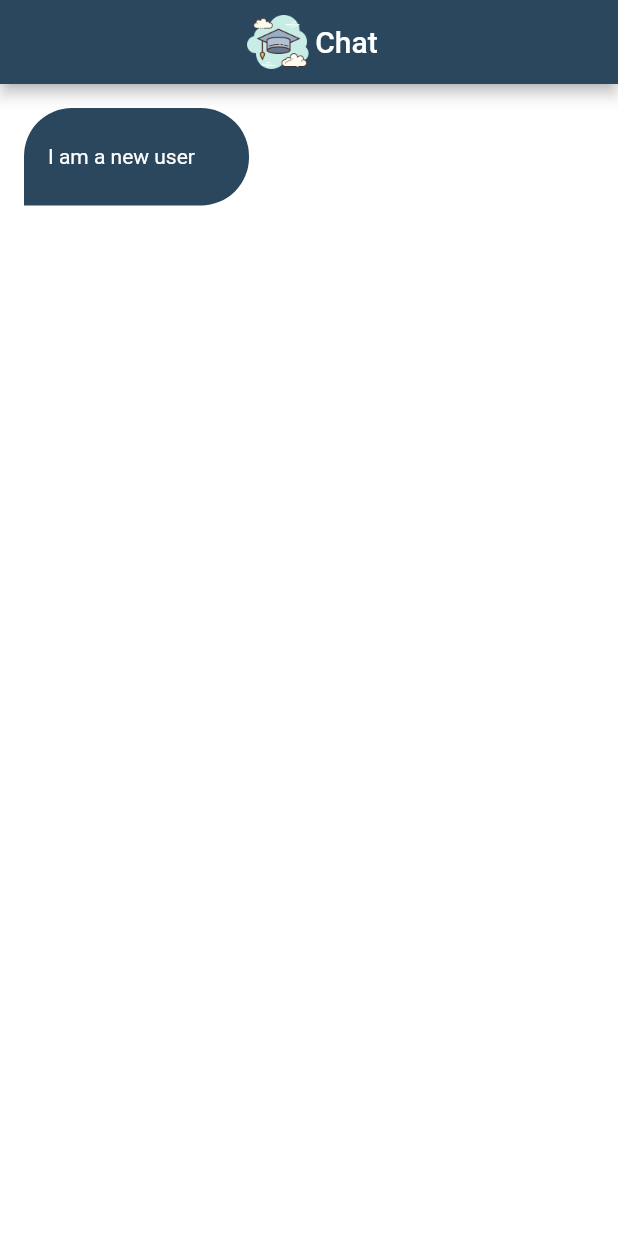
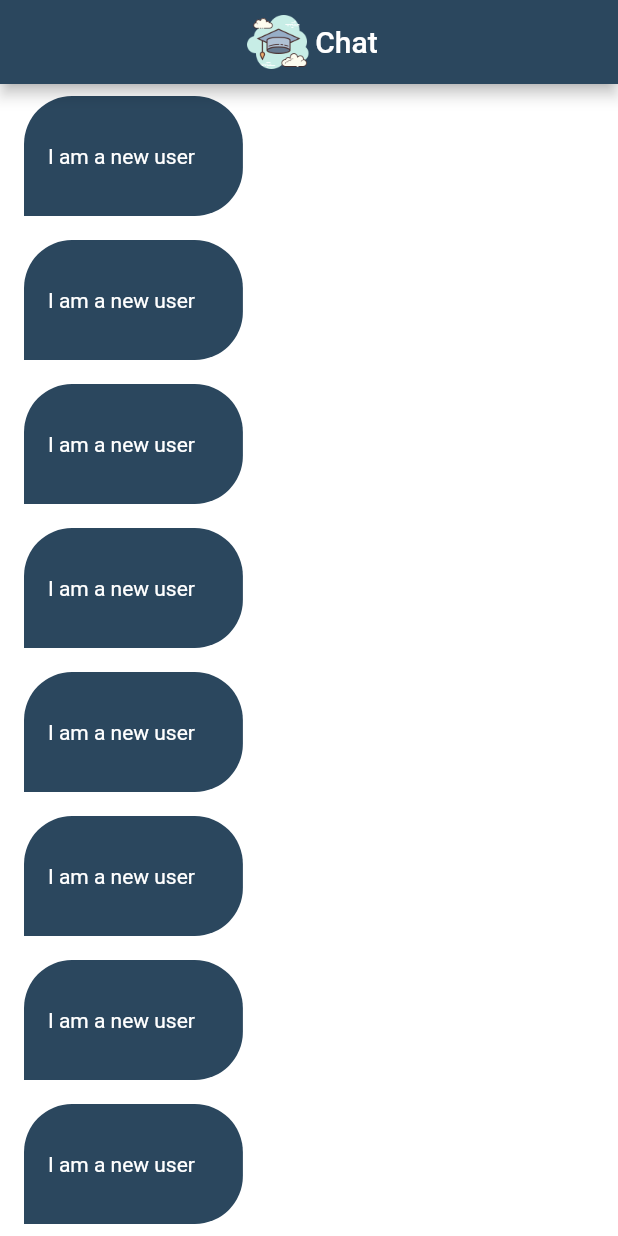
Before and after one commit to Fnmghaithi/scholar, a Flutter app: the ChatPage screen opened by its route, on a phone screen of 412 x 824 dp. Run offline on Flutter 3.47's test engine with Material 2 defaults, Android fonts, the phone set to English and light mode, and no system bars; our stand-ins replace firebase_auth, firebase_core, modal_progress_hud_nsn; accounts and stored records are empty.

Commit message:
Chat Bubble UI completed.

```diff
--- a/lib/pages/chat_page.dart
+++ b/lib/pages/chat_page.dart
@@ -26,7 +26,9 @@ class ChatPage extends StatelessWidget {
         centerTitle: true,
         automaticallyImplyLeading: false,
       ),
-      body: ChatBubble(),
+      body: ListView.builder(
+        itemBuilder: (context, index) => ChatBubble(),
+      ),
     );
   }
 }
--- a/lib/widgets/chat_bubble.dart
+++ b/lib/widgets/chat_bubble.dart
@@ -8,14 +8,20 @@ class ChatBubble extends StatelessWidget {
 
   @override
   Widget build(BuildContext context) {
-    return Container(
+    return Align(
+      alignment: Alignment.centerLeft,
+      child: Container(
         padding: const EdgeInsets.only(
           left: 16,
+          top: 32,
+          bottom: 32,
+          right: 32,
         ),
-      alignment: Alignment.centerLeft,
-      height: 65,
-      width: 150,
-      margin: const EdgeInsets.all(16.0),
+        // alignment: Alignment.centerLeft,
+        margin: const EdgeInsets.symmetric(
+          horizontal: 16.0,
+          vertical: 8.0,
+        ),
         decoration: const BoxDecoration(
           color: kPrimaryColor,
           borderRadius: BorderRadius.only(
@@ -30,6 +36,7 @@ class ChatBubble extends StatelessWidget {
             color: Colors.white,
           ),
         ),
+      ),
     );
   }
 }
```
Lines whose indentation alone changed are shown as unchanged.
